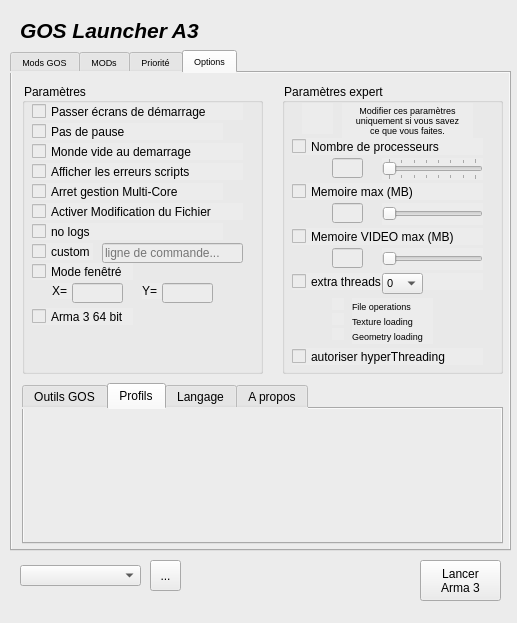
This is principale.ui in ChristopheTdn/GOSLauncher_A3_Python_version as Qt 5 draws it before an edit. The edited form follows.
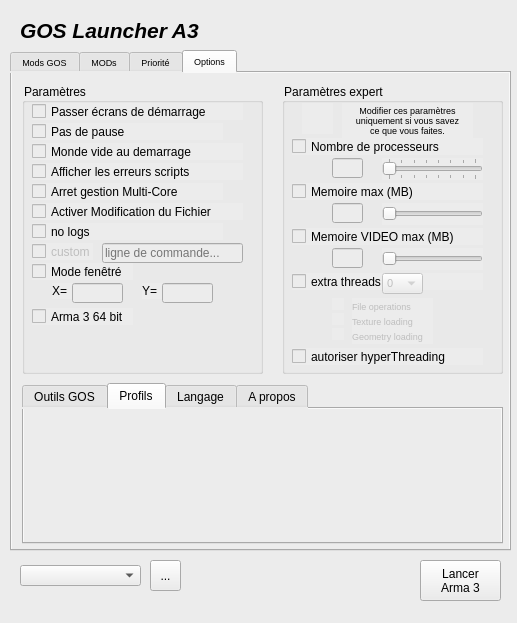
This is the edited form. Icons and pictures are not drawn.

Commit message: Gestion interface parametre expert

The edit to the form file:
```diff
--- a/principale.ui
+++ b/principale.ui
@@ -1219,6 +1219,9 @@
        </property>
       </widget>
       <widget class="QCheckBox" name="checkBox_customCommand">
+       <property name="enabled">
+        <bool>false</bool>
+       </property>
        <property name="geometry">
         <rect>
          <x>10</x>
@@ -1767,6 +1770,9 @@
        </property>
       </widget>
       <widget class="QCheckBox" name="checkBox_extraThreads">
+       <property name="enabled">
+        <bool>true</bool>
+       </property>
        <property name="geometry">
         <rect>
          <x>10</x>
@@ -1783,6 +1789,9 @@
        </property>
       </widget>
       <widget class="QComboBox" name="comboBox_extraThreads">
+       <property name="enabled">
+        <bool>false</bool>
+       </property>
        <property name="geometry">
         <rect>
          <x>100</x>
@@ -1823,6 +1832,9 @@
        </item>
       </widget>
       <widget class="QLabel" name="label_fileOperations">
+       <property name="enabled">
+        <bool>false</bool>
+       </property>
        <property name="geometry">
         <rect>
          <x>70</x>
@@ -1841,6 +1853,9 @@
        </property>
       </widget>
       <widget class="QLabel" name="label_textureLoading">
+       <property name="enabled">
+        <bool>false</bool>
+       </property>
        <property name="geometry">
         <rect>
          <x>70</x>
@@ -1859,6 +1874,9 @@
        </property>
       </widget>
       <widget class="QLabel" name="label_geometryLoading">
+       <property name="enabled">
+        <bool>false</bool>
+       </property>
        <property name="geometry">
         <rect>
          <x>70</x>
```
Left out of the diff: 54 changed lines with no effect on the pictures. The commit also changes 3 other files.
